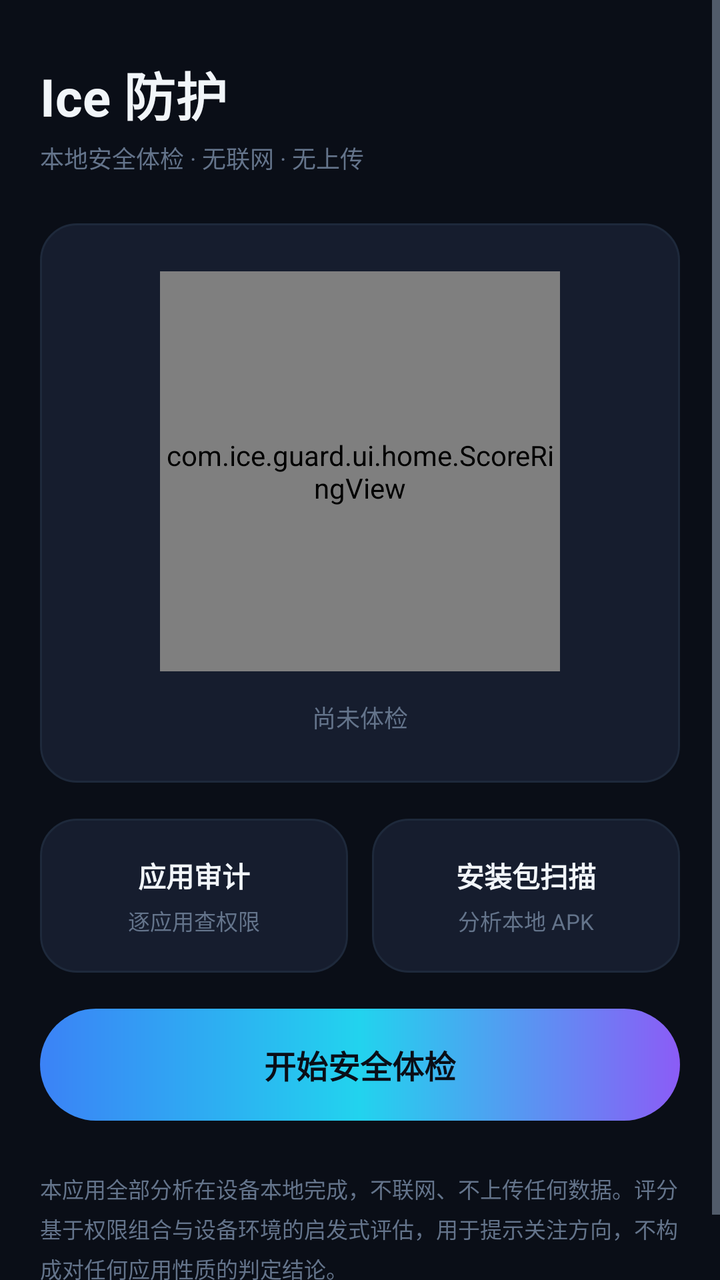
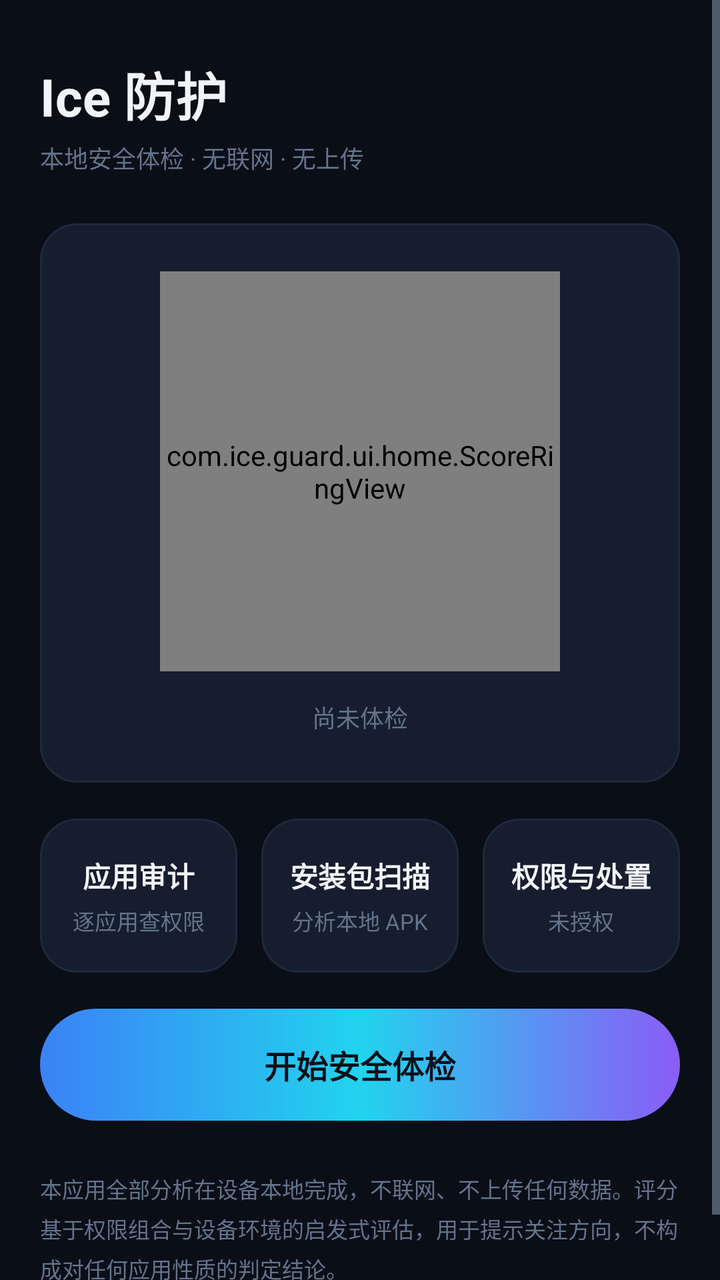

Compare the two renders of this Android layout. The source of the first and the diff that turns it into the second are given below.
<!-- AndroidManifest.xml: application theme Theme.IceGuard -->
<!-- res/layout/activity_main.xml -->
<?xml version="1.0" encoding="utf-8"?>
<ScrollView xmlns:android="http://schemas.android.com/apk/res/android"
    android:layout_width="match_parent"
    android:layout_height="match_parent"
    android:background="@color/bg_deep"
    android:fillViewport="true">

    <LinearLayout
        android:layout_width="match_parent"
        android:layout_height="wrap_content"
        android:orientation="vertical"
        android:paddingHorizontal="20dp"
        android:paddingTop="28dp"
        android:paddingBottom="32dp">

        
        <TextView
            android:id="@+id/appTitle"
            android:layout_width="wrap_content"
            android:layout_height="wrap_content"
            android:text="@string/home_title"
            android:textColor="@color/text_primary"
            android:textSize="26sp"
            android:textStyle="bold"/>

        <TextView
            android:layout_width="wrap_content"
            android:layout_height="wrap_content"
            android:layout_marginTop="4dp"
            android:text="@string/app_slogan"
            android:textColor="@color/text_tertiary"
            android:textSize="12sp"/>

        
        <FrameLayout
            android:layout_width="match_parent"
            android:layout_height="wrap_content"
            android:layout_marginTop="24dp"
            android:background="@drawable/bg_card"
            android:padding="24dp">

            <LinearLayout
                android:layout_width="match_parent"
                android:layout_height="wrap_content"
                android:gravity="center_horizontal"
                android:orientation="vertical">

                <com.ice.guard.ui.home.ScoreRingView
                    android:id="@+id/scoreRing"
                    android:layout_width="200dp"
                    android:layout_height="200dp"/>

                <TextView
                    android:id="@+id/lastCheckTime"
                    android:layout_width="wrap_content"
                    android:layout_height="wrap_content"
                    android:layout_marginTop="14dp"
                    android:text="@string/home_never_checked"
                    android:textColor="@color/text_tertiary"
                    android:textSize="12sp"/>

            </LinearLayout>
        </FrameLayout>

        
        <LinearLayout
            android:layout_width="match_parent"
            android:layout_height="wrap_content"
            android:layout_marginTop="18dp"
            android:orientation="horizontal">

            <LinearLayout
                android:id="@+id/auditButton"
                android:layout_width="0dp"
                android:layout_height="wrap_content"
                android:layout_weight="1"
                android:background="@drawable/bg_card"
                android:gravity="center"
                android:orientation="vertical"
                android:paddingVertical="18dp">

                <TextView
                    android:layout_width="wrap_content"
                    android:layout_height="wrap_content"
                    android:text="应用审计"
                    android:textColor="@color/text_primary"
                    android:textSize="14sp"
                    android:textStyle="bold"/>

                <TextView
                    android:layout_width="wrap_content"
                    android:layout_height="wrap_content"
                    android:layout_marginTop="4dp"
                    android:text="逐应用查权限"
                    android:textColor="@color/text_tertiary"
                    android:textSize="11sp"/>
            </LinearLayout>

            <LinearLayout
                android:id="@+id/apkButton"
                android:layout_width="0dp"
                android:layout_height="wrap_content"
                android:layout_marginStart="12dp"
                android:layout_weight="1"
                android:background="@drawable/bg_card"
                android:gravity="center"
                android:orientation="vertical"
                android:paddingVertical="18dp">

                <TextView
                    android:layout_width="wrap_content"
                    android:layout_height="wrap_content"
                    android:text="安装包扫描"
                    android:textColor="@color/text_primary"
                    android:textSize="14sp"
                    android:textStyle="bold"/>

                <TextView
                    android:layout_width="wrap_content"
                    android:layout_height="wrap_content"
                    android:layout_marginTop="4dp"
                    android:text="分析本地 APK"
                    android:textColor="@color/text_tertiary"
                    android:textSize="11sp"/>
            </LinearLayout>
        </LinearLayout>

        
        <TextView
            android:id="@+id/checkButton"
            android:layout_width="match_parent"
            android:layout_height="56dp"
            android:layout_marginTop="18dp"
            android:background="@drawable/bg_button_primary"
            android:gravity="center"
            android:text="@string/home_start_check"
            android:textColor="#0A0E17"
            android:textSize="16sp"
            android:textStyle="bold"/>

        
        <LinearLayout
            android:id="@+id/progressRow"
            android:layout_width="match_parent"
            android:layout_height="wrap_content"
            android:layout_marginTop="14dp"
            android:gravity="center_vertical"
            android:orientation="horizontal"
            android:visibility="gone">

            <ProgressBar
                android:layout_width="18dp"
                android:layout_height="18dp"
                android:indeterminateTint="@color/accent_cyan"/>

            <TextView
                android:id="@+id/progressText"
                android:layout_width="wrap_content"
                android:layout_height="wrap_content"
                android:layout_marginStart="10dp"
                android:text="@string/home_checking"
                android:textColor="@color/text_secondary"
                android:textSize="13sp"/>
        </LinearLayout>

        
        <TextView
            android:id = "@+id/resultHeader"
            android:layout_width="wrap_content"
            android:layout_height="wrap_content"
            android:layout_marginTop="28dp"
            android:layout_marginBottom="12dp"
            android:text="体检明细"
            android:textColor="@color/text_primary"
            android:textSize="16sp"
            android:textStyle="bold"
            android:visibility="gone"/>

        <androidx.recyclerview.widget.RecyclerView
            android:id="@+id/moduleList"
            android:layout_width="match_parent"
            android:layout_height="wrap_content"
            android:nestedScrollingEnabled="false"
            android:visibility="gone"/>

        
        <LinearLayout
            android:id="@+id/actionRow"
            android:layout_width="match_parent"
            android:layout_height="wrap_content"
            android:layout_marginTop="20dp"
            android:orientation="horizontal"
            android:visibility="gone">

            <TextView
                android:id="@+id/exportButton"
                android:layout_width="0dp"
                android:layout_height="48dp"
                android:layout_weight="1"
                android:background="@drawable/bg_button_ghost"
                android:gravity="center"
                android:text="@string/action_export"
                android:textColor="@color/text_primary"
                android:textSize="14sp"/>

            <TextView
                android:id="@+id/historyButton"
                android:layout_width="0dp"
                android:layout_height="48dp"
                android:layout_marginStart="12dp"
                android:layout_weight="1"
                android:background="@drawable/bg_button_ghost"
                android:gravity="center"
                android:text="历史记录"
                android:textColor="@color/text_primary"
                android:textSize="14sp"/>
        </LinearLayout>

        
        <TextView
            android:layout_width="match_parent"
            android:layout_height="wrap_content"
            android:layout_marginTop="26dp"
            android:lineSpacingExtra="4dp"
            android:text="@string/disclaimer"
            android:textColor="@color/text_tertiary"
            android:textSize="11sp"/>

    </LinearLayout>
</ScrollView>
<!-- resources referenced by this layout -->
<resources>
  <color name="accent_cyan">#22D3EE</color>
  <color name="bg_deep">#0A0E17</color>
  <color name="text_primary">#F1F5F9</color>
  <color name="text_secondary">#94A3B8</color>
  <color name="text_tertiary">#64748B</color>
  <!-- drawable bg_button_ghost (drawable) -->
  <?xml version="1.0" encoding="utf-8"?>
  <shape xmlns:android="http://schemas.android.com/apk/res/android">
      <solid android:color="@color/bg_surface_high"/>
      <corners android:radius="24dp"/>
      <stroke android:width="1dp" android:color="@color/divider"/>
  </shape>
  <!-- drawable bg_button_primary (drawable) -->
  <?xml version="1.0" encoding="utf-8"?>
  <shape xmlns:android="http://schemas.android.com/apk/res/android">
      <gradient
          android:startColor="@color/accent_blue"
          android:centerColor="@color/accent_cyan"
          android:endColor="@color/accent_violet"
          android:angle="0"/>
      <corners android:radius="28dp"/>
  </shape>
  <!-- drawable bg_card (drawable) -->
  <?xml version="1.0" encoding="utf-8"?>
  <shape xmlns:android="http://schemas.android.com/apk/res/android">
      <solid android:color="@color/bg_card"/>
      <corners android:radius="18dp"/>
      <stroke android:width="1dp" android:color="@color/divider"/>
  </shape>
  <string name="action_export">导出报告</string>
  <string name="app_slogan">本地安全体检 · 无联网 · 无上传</string>
  <string name="disclaimer">本应用全部分析在设备本地完成，不联网、不上传任何数据。评分基于权限组合与设备环境的启发式评估，用于提示关注方向，不构成对任何应用性质的判定结论。</string>
  <string name="home_checking">正在体检…</string>
  <string name="home_never_checked">尚未体检</string>
  <string name="home_start_check">开始安全体检</string>
  <string name="home_title">Ice 防护</string>
  <style name="Theme.IceGuard" parent="Theme.AppCompat.NoActionBar">
          <item name="android:windowBackground">@color/bg_deep</item>
          <item name="android:statusBarColor">@color/bg_deep</item>
          <item name="android:navigationBarColor">@color/bg_deep</item>
          <item name="android:textColorPrimary">@color/text_primary</item>
          <item name="android:textColorSecondary">@color/text_secondary</item>
          <item name="colorAccent">@color/accent_cyan</item>
          <item name="android:windowLightStatusBar" tools:targetApi="m">false</item>
      </style>
  <color name="bg_surface_high">#1A2233</color>
  <color name="divider">#1E293B</color>
  <color name="accent_blue">#3B82F6</color>
  <color name="accent_violet">#8B5CF6</color>
  <color name="bg_card">#161D2E</color>
</resources>

<!-- the commit's change to res/layout/activity_main.xml (unified diff, before → after) -->
@@ -120,6 +120,35 @@
                     android:layout_height="wrap_content"
                     android:layout_marginTop="4dp"
                     android:text="分析本地 APK"
+                    android:textColor="@color/text_tertiary"
+                    android:textSize="11sp"/>
+            </LinearLayout>
+
+            <LinearLayout
+                android:id="@+id/privilegeButton"
+                android:layout_width="0dp"
+                android:layout_height="wrap_content"
+                android:layout_marginStart="12dp"
+                android:layout_weight="1"
+                android:background="@drawable/bg_card"
+                android:gravity="center"
+                android:orientation="vertical"
+                android:paddingVertical="18dp">
+
+                <TextView
+                    android:layout_width="wrap_content"
+                    android:layout_height="wrap_content"
+                    android:text="权限与处置"
+                    android:textColor="@color/text_primary"
+                    android:textSize="14sp"
+                    android:textStyle="bold"/>
+
+                <TextView
+                    android:id="@+id/privilegeSubtitle"
+                    android:layout_width="wrap_content"
+                    android:layout_height="wrap_content"
+                    android:layout_marginTop="4dp"
+                    android:text="未授权"
                     android:textColor="@color/text_tertiary"
                     android:textSize="11sp"/>
             </LinearLayout>
